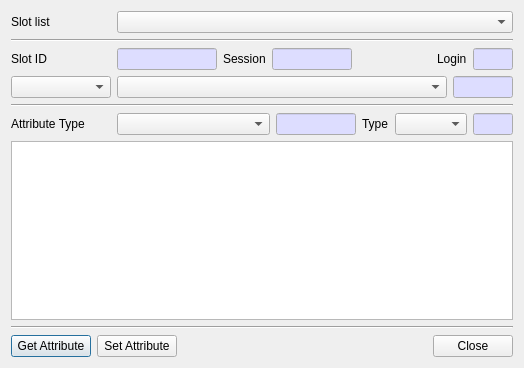
First picture: the form in CryptokiMan/edit_attribute_dlg.ui, repository jykim74/CryptokiMan, before the edit.
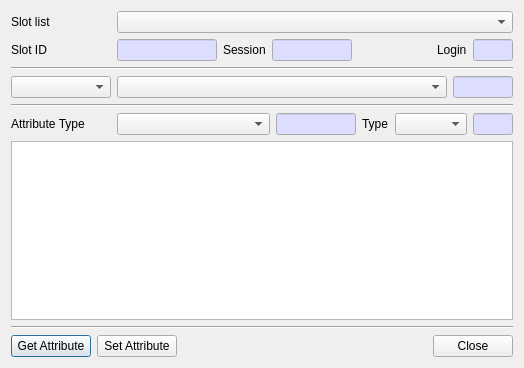
Second picture: the form after the edit.

```diff
--- a/CryptokiMan/edit_attribute_dlg.ui
+++ b/CryptokiMan/edit_attribute_dlg.ui
@@ -44,13 +44,6 @@
      </item>
     </layout>
    </item>
-   <item>
-    <widget class="Line" name="line">
-     <property name="orientation">
-      <enum>Qt::Horizontal</enum>
-     </property>
-    </widget>
-   </item>
    <item>
     <layout class="QGridLayout" name="gridLayout_4">
      <property name="topMargin">
@@ -260,6 +253,13 @@
      </item>
     </layout>
    </item>
+   <item>
+    <widget class="Line" name="line">
+     <property name="orientation">
+      <enum>Qt::Horizontal</enum>
+     </property>
+    </widget>
+   </item>
    <item>
     <layout class="QGridLayout" name="gridLayout_3">
      <property name="topMargin">
```
